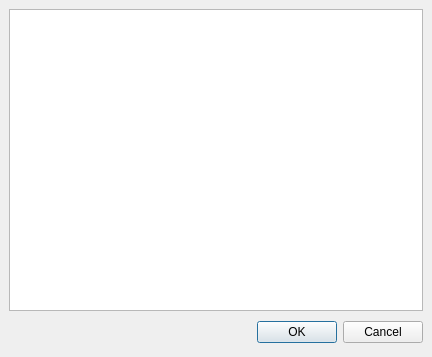
Above: src/traverso/ui/PluginSelectorDialog.ui from ErwanLegrand/Traverso-DAW before the change. Below: the same form after it.
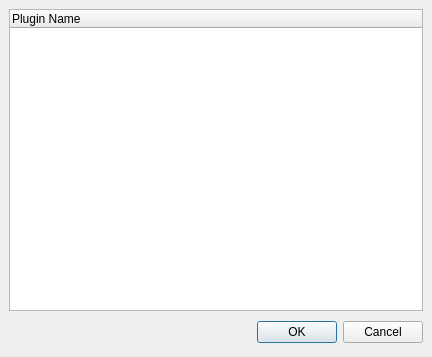
That is the form after the change.

Commit message: * slightly improved plugin selection, cleaner code

What changed in the file:
```diff
--- a/src/traverso/ui/PluginSelectorDialog.ui
+++ b/src/traverso/ui/PluginSelectorDialog.ui
@@ -15,23 +15,21 @@
   <property name="windowTitle" >
    <string>Dialog</string>
   </property>
-  <layout class="QGridLayout" >
-   <property name="margin" >
-    <number>9</number>
-   </property>
-   <property name="spacing" >
-    <number>6</number>
-   </property>
-   <item row="0" column="0" >
     <layout class="QVBoxLayout" >
      <property name="margin" >
-      <number>0</number>
+    <number>9</number>
      </property>
      <property name="spacing" >
       <number>6</number>
      </property>
      <item>
-      <widget class="QTreeView" name="pluginTreeView" />
+    <widget class="QTreeWidget" name="pluginTreeWidget" >
+     <column>
+      <property name="text" >
+       <string>Plugin Name</string>
+      </property>
+     </column>
+    </widget>
      </item>
      <item>
       <layout class="QHBoxLayout" >
@@ -71,8 +69,6 @@
       </layout>
      </item>
     </layout>
-   </item>
-  </layout>
  </widget>
  <pixmapfunction></pixmapfunction>
  <resources/>
```
Left out of the diff: 4 changed lines with no effect on the pictures. Lines whose indentation alone changed are shown as unchanged. The commit also changes 2 other files.
